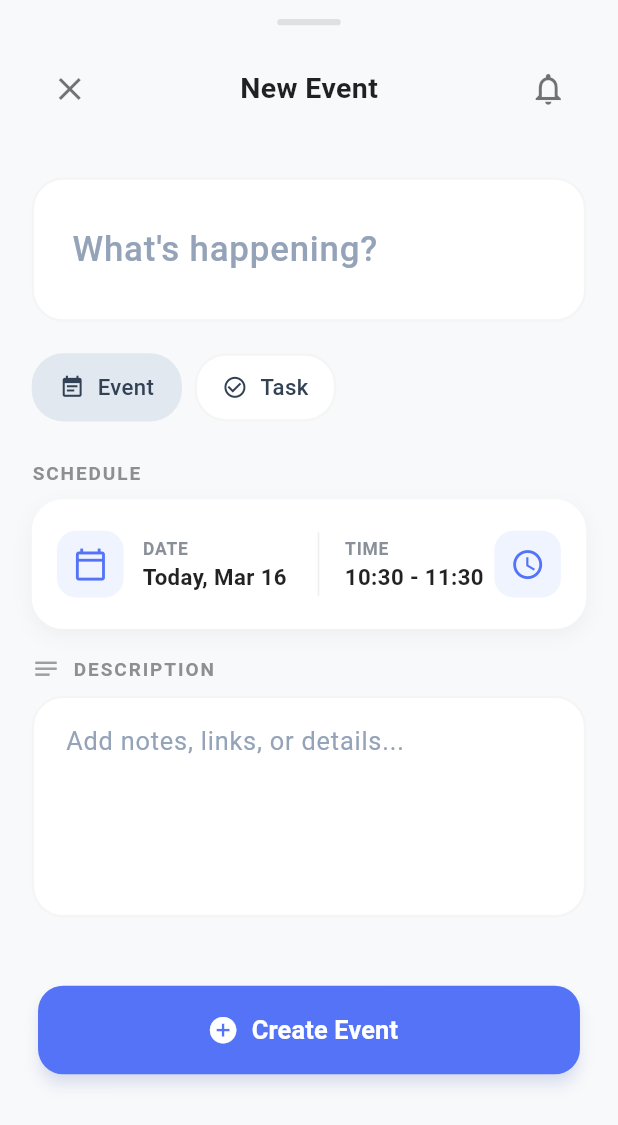
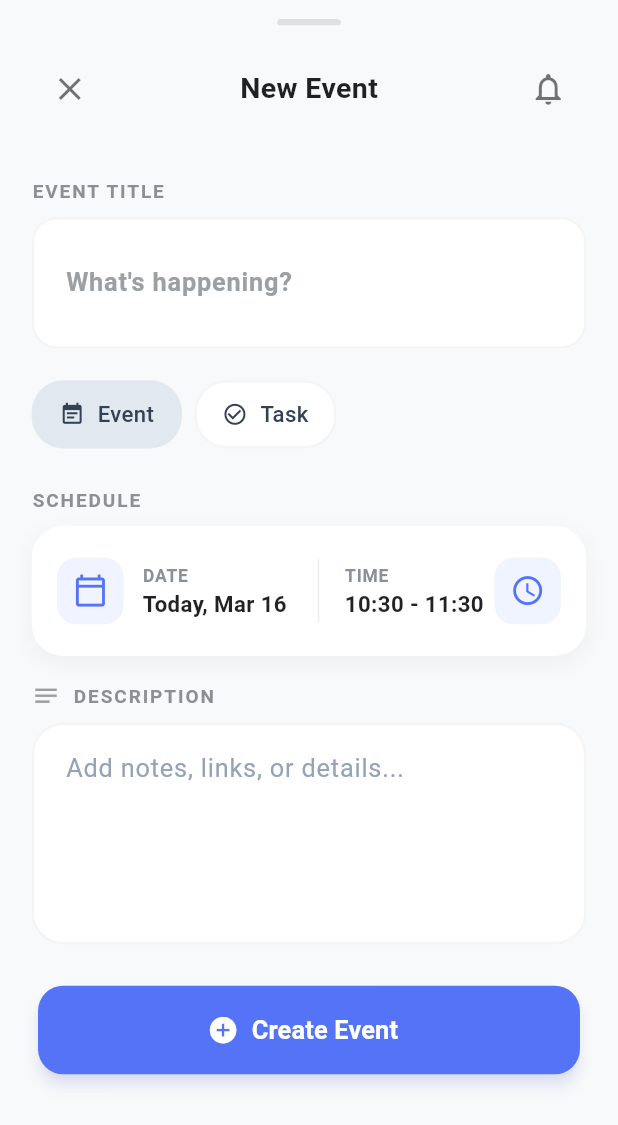
Before and after one commit to Ankitkumar72/synq, a Flutter app: the CreateEventPage widget shown alone on an empty page, opened directly, on a phone screen of 412 x 824 dp. Shown: the top 1125 px of the screen. Run offline on Flutter 3.47's test engine with Material 3 defaults, Android fonts, the phone set to English and light mode, and no system bars; our stand-ins replace cloud_firestore, device_info_plus, firebase_auth, firebase_core, firebase_messaging, flutter_local_notifications and 9 more; missing offline and left inert: firebase_app_check, flutter_quill, html2md, markdown, markdown_quill, super_clipboard; accounts and stored records are empty; generated files the repository leaves out were written again.

Commit message:
removed the Box from the page

```diff
--- a/lib/features/timeline/presentation/pages/create_event_page.dart
+++ b/lib/features/timeline/presentation/pages/create_event_page.dart
@@ -196,26 +196,32 @@ class _CreateEventPageState extends ConsumerState<CreateEventPage> {
   }
 
   Widget _buildTitleInput() {
-    return Container(
-      padding: const EdgeInsets.symmetric(horizontal: 20, vertical: 20),
+    return Column(
+      crossAxisAlignment: CrossAxisAlignment.start,
+      children: [
+        _buildSectionLabel('EVENT TITLE'),
+        const SizedBox(height: 8),
+        Container(
+          padding: const EdgeInsets.symmetric(horizontal: 16, vertical: 16),
           decoration: BoxDecoration(
             color: AppColors.surface,
-        borderRadius: BorderRadius.circular(20),
+            borderRadius: BorderRadius.circular(16),
             border: Border.all(color: Colors.grey.shade100, width: 1.5),
           ),
           child: TextField(
             controller: _titleController,
+            maxLines: null,
             style: GoogleFonts.roboto(
-          fontSize: 22,
-          fontWeight: FontWeight.w500,
+              fontSize: 16,
+              fontWeight: FontWeight.w600,
               color: AppColors.textPrimary,
             ),
             decoration: InputDecoration(
               hintText: 'What\'s happening?',
               hintStyle: GoogleFonts.roboto(
-            fontSize: 22,
-            fontWeight: FontWeight.w500,
-            color: const Color(0xFF94A3B8),
+                fontSize: 16,
+                fontWeight: FontWeight.w600,
+                color: const Color(0xFF9AA0A6),
               ),
               border: InputBorder.none,
               enabledBorder: InputBorder.none,
@@ -224,6 +230,8 @@ class _CreateEventPageState extends ConsumerState<CreateEventPage> {
               fillColor: Colors.transparent,
             ),
           ),
+        ),
+      ],
     );
   }
 
```
Lines whose indentation alone changed are shown as unchanged.
